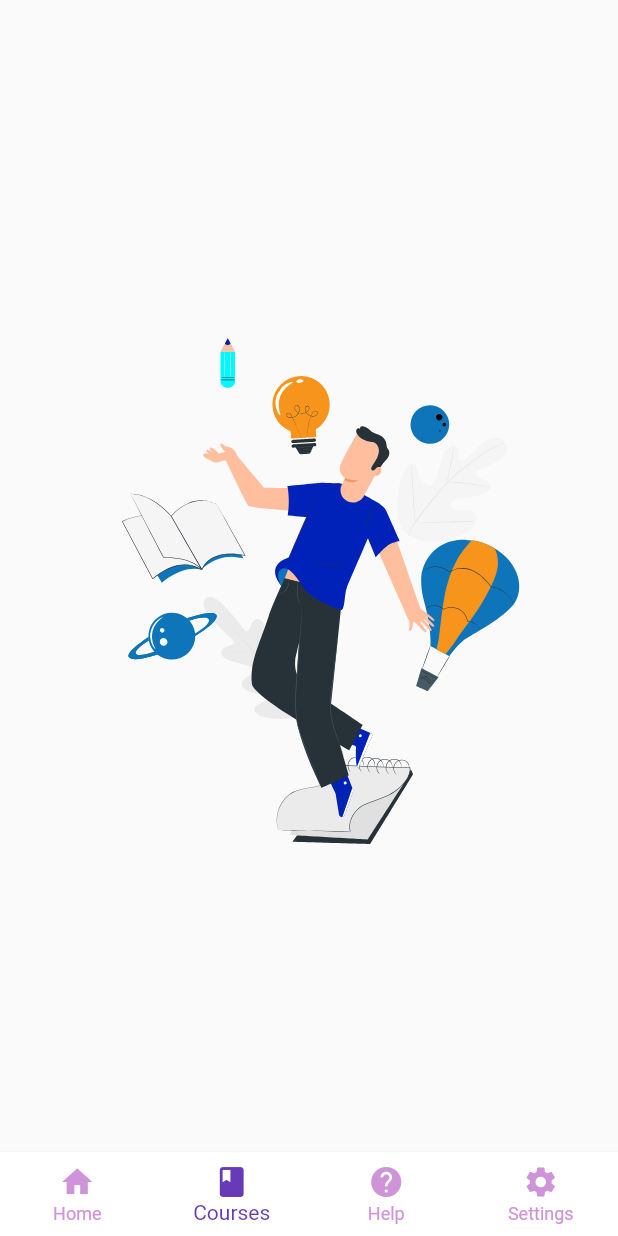
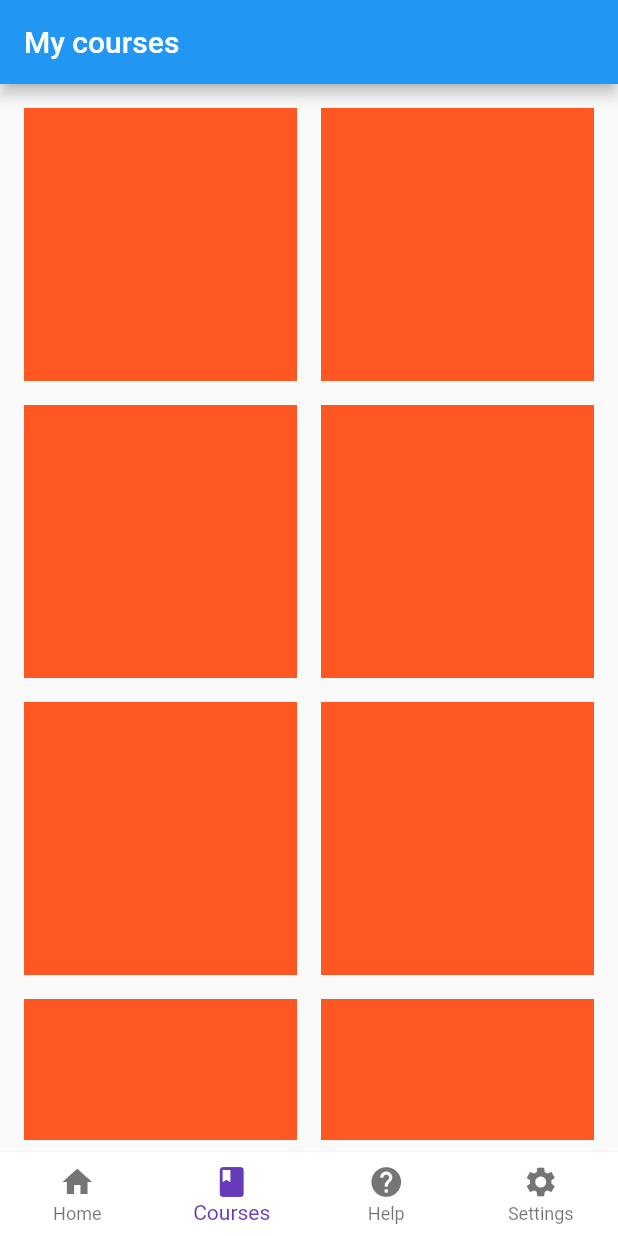
Before and after one commit to Webtonics/skilloom, a Flutter app: the MyAppRoute screen opened directly, item 2 of the bottom bar chosen, on a phone screen of 412 x 824 dp. Run offline on Flutter 3.47's test engine with Material 2 defaults, Android fonts, the phone set to English and light mode, and no system bars; our stand-ins replace cloud_firestore, firebase_auth, firebase_core, firebase_storage, google_fonts, image_picker and 1 more; accounts and stored records are empty; network calls fail.

Commit message:
debugging nullcheck progress and more ui stuff

```diff
--- a/lib/models/user_model.dart
+++ b/lib/models/user_model.dart
@@ -1,8 +1,5 @@
-import 'dart:convert';
-
 import 'package:cloud_firestore/cloud_firestore.dart';
 
-// ignore_for_file: public_member_api_docs, sort_constructors_first
 class User {
   final String uid;
   final String email;
@@ -13,7 +10,7 @@ class User {
     required this.uid,
     required this.email,
     required this.displayName,
-    this.photoURL,
+    required this.photoURL,
     required this.role,
   });
 
@@ -37,18 +34,18 @@ class User {
         role: snaphot['role']);
   }
 
-  factory User.fromMap(Map<String, dynamic> map) {
-    return User(
-      uid: map['uid'] as String,
-      email: map['email'] as String,
-      displayName: map['displayName'] as String,
-      // photoURL: map['photoURL'] != null ? map['photoURL'] as String : null,
-      role: map['role'] as String,
-    );
-  }
+  // factory User.fromMap(Map<String, dynamic> map) {
+  //   return User(
+  //     uid: map['uid'] as String,
+  //     email: map['email'] as String,
+  //     displayName: map['displayName'] as String,
+  //     // photoURL: map['photoURL'] != null ? map['photoURL'] as String : null,
+  //     role: map['role'] as String,
+  //   );
+  // }
 
-  String toJson() => json.encode(toMap());
+  // String toJson() => json.encode(toMap());
 
-  factory User.fromJson(String source) =>
-      User.fromMap(json.decode(source) as Map<String, dynamic>);
+  // factory User.fromJson(String source) =>
+  //     User.fromMap(json.decode(source) as Map<String, dynamic>);
 }
--- a/lib/views/app_screen/courses.dart
+++ b/lib/views/app_screen/courses.dart
@@ -12,9 +12,39 @@ class _CoursesState extends State<Courses> {
   @override
   Widget build(BuildContext context) {
     return Scaffold(
-      body: Center(
-        // child: Text("Courses"),
-        child: Lottie.asset("assets/animation_lmxx36vm.json"),
+      appBar: AppBar(
+        title: const Text("My courses"),
+      ),
+      body: Padding(
+        padding: const EdgeInsets.all(8.0),
+        child: Column(
+          children: [
+            Expanded(
+              child: AspectRatio(
+                aspectRatio: 4,
+                child: SizedBox(
+                  width: double.infinity,
+                  child: GridView.builder(
+                      itemCount: 12,
+                      gridDelegate:
+                          const SliverGridDelegateWithFixedCrossAxisCount(
+                        crossAxisCount: 2,
+                      ),
+                      itemBuilder: (context, index) {
+                        return Padding(
+                          padding: const EdgeInsets.all(8.0),
+                          child: Container(
+                            width: 120,
+                            height: 80,
+                            color: Colors.deepOrange,
+                          ),
+                        );
+                      }),
+                ),
+              ),
+            )
+          ],
+        ),
       ),
     );
   }
--- a/lib/views/router.dart
+++ b/lib/views/router.dart
@@ -26,7 +26,8 @@ class _MyAppRouteState extends State<MyAppRoute> {
 
   //function to add user provider
   addUserProvider() async {
-    UserProvider userProvider = Provider.of<UserProvider>(context);
+    UserProvider userProvider =
+        Provider.of<UserProvider>(context, listen: false);
     await userProvider.refreshUser();
   }
 
@@ -42,11 +43,13 @@ class _MyAppRouteState extends State<MyAppRoute> {
   Widget build(BuildContext context) {
     return FutureBuilder(
         future: _init,
-      builder: (context, snapshot) => Scaffold(
+        builder: (context, snapshot) {
+          if (snapshot.hasData == false) {
+            return Scaffold(
               body: pages[currentIndex],
               bottomNavigationBar: BottomNavigationBar(
                 fixedColor: Colors.deepPurple,
-          unselectedItemColor: Colors.purple[200],
+                unselectedItemColor: Colors.black54,
                 type: BottomNavigationBarType.fixed,
                 backgroundColor: Colors.white,
                 items: const [
@@ -78,7 +81,12 @@ class _MyAppRouteState extends State<MyAppRoute> {
                   });
                 },
               ),
-      ),
             );
+          } else if (snapshot.hasError) {
+            return const Text("An error occured");
+          } else {
+            return const Center(child: CircularProgressIndicator());
+          }
+        });
   }
 }
```
Also changed, not shown: lib/views/app_screen/home.dart (+12 -5 lines), lib/views/app_screen/settings.dart (+6 -6 lines). Lines whose indentation alone changed are shown as unchanged.
